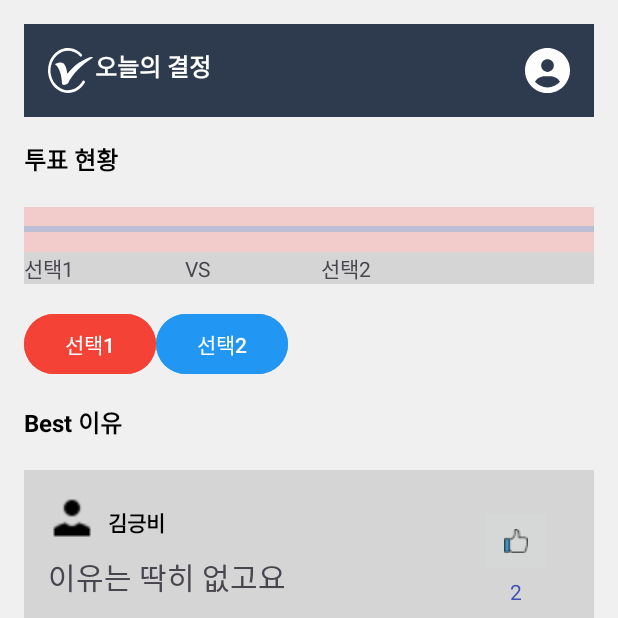
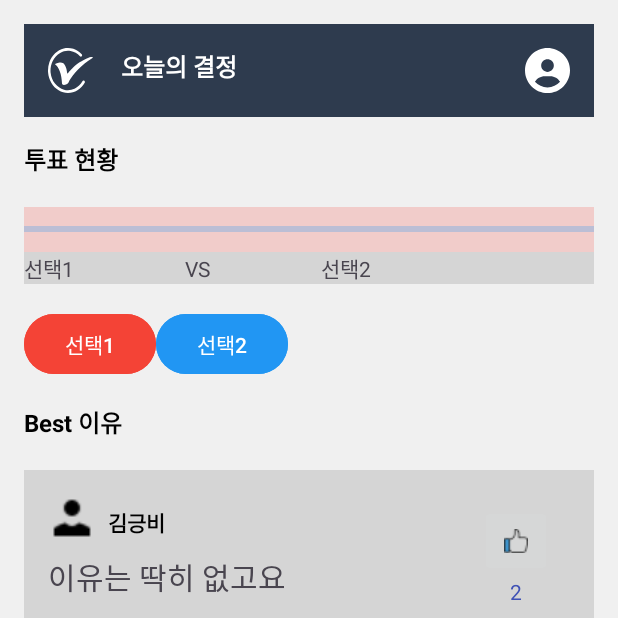
Before and after one commit to Judonguk/TodayChoice, an Android app: the fragment ResultFragment placed in its activity, on a phone screen of 412 x 824 dp, the top half of it. Run offline under Robolectric (Android 15) with nearby library versions, the phone set to English and light mode, and no system bars; our stand-ins replace Firebase (no records; nobody signed in at launch, a user with empty details on screens opened directly); 1 statement that could not run was skipped.

Commit message:
살았다..

```diff
--- a/app/src/main/res/layout/fragment_reason.xml
+++ b/app/src/main/res/layout/fragment_reason.xml
@@ -38,7 +38,7 @@
                 android:layout_alignTop="@+id/imageView4"
                 android:layout_alignBottom="@+id/imageView4"
                 android:layout_marginTop="0dp"
-                android:layout_marginEnd="209dp"
+                android:layout_marginEnd="192dp"
                 android:layout_toStartOf="@+id/profile_button"
                 android:text="오늘의 결정"
                 android:textAlignment="center"
--- a/app/src/main/res/layout/fragment_result.xml
+++ b/app/src/main/res/layout/fragment_result.xml
@@ -40,7 +40,7 @@
                 android:layout_alignTop="@+id/imageView4"
                 android:layout_alignBottom="@+id/imageView4"
                 android:layout_marginTop="0dp"
-                android:layout_marginEnd="209dp"
+                android:layout_marginEnd="192dp"
                 android:layout_toStartOf="@+id/profile_button"
                 android:text="오늘의 결정"
                 android:textAlignment="center"
```
